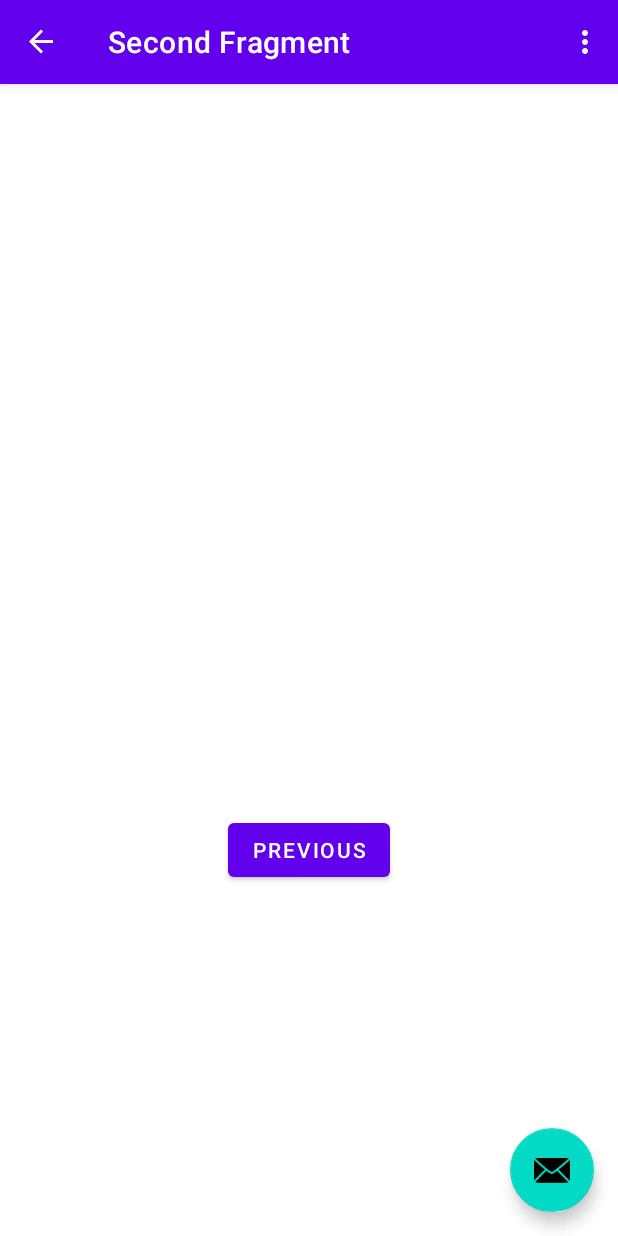
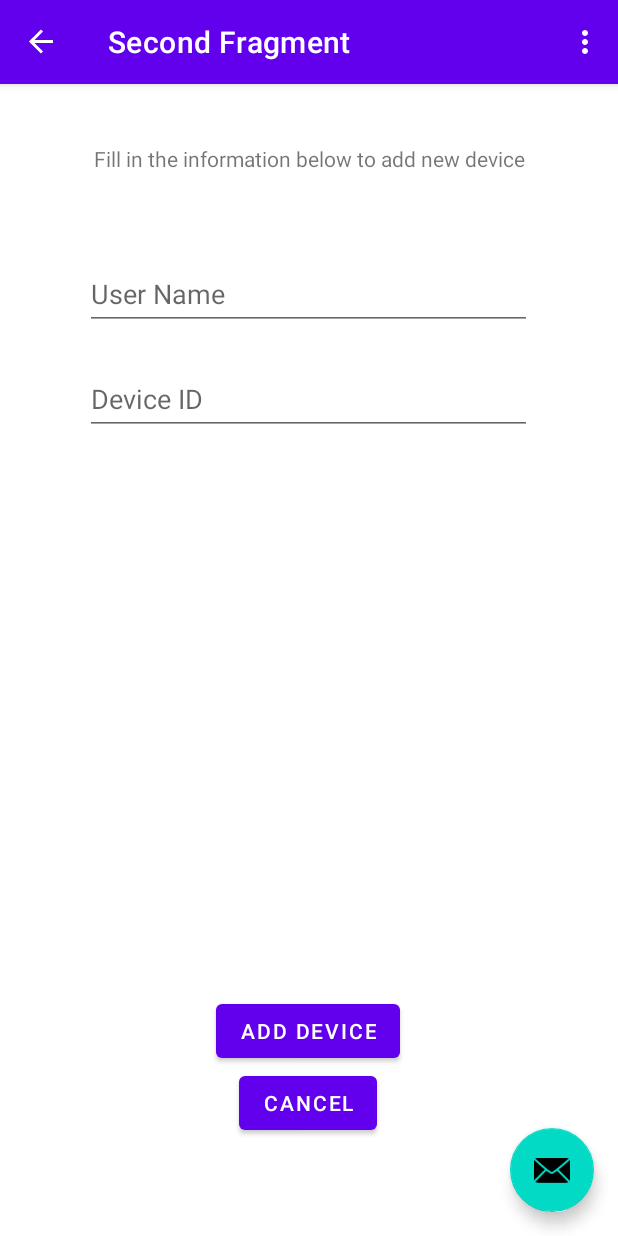
Before and after one commit to qclalo/capstone, an Android app: the InstructionMenuFragment screen opened through its navigation route, on a phone screen of 412 x 824 dp. Run offline under Robolectric (Android 15) with nearby library versions, the phone set to English and light mode, and no system bars; our stand-ins replace navigation-ui.

Commit message:
Updated second fragment to have text inputs and added a button for canceling/adding a new device. Add device button in second fragment does not do anything currently.

```diff
--- a/NEMoCoDe_App/app/src/main/java/com/example/nemocode_app/InstructionMenuFragment.kt
+++ b/NEMoCoDe_App/app/src/main/java/com/example/nemocode_app/InstructionMenuFragment.kt
@@ -32,7 +32,7 @@ class InstructionMenuFragment : Fragment() {
     override fun onViewCreated(view: View, savedInstanceState: Bundle?) {
         super.onViewCreated(view, savedInstanceState)
 
-        binding.buttonSecond.setOnClickListener {
+        binding.cancelButton.setOnClickListener {
             findNavController().navigate(R.id.action_SecondFragment_to_FirstFragment)
         }
     }
--- a/NEMoCoDe_App/app/src/main/java/com/example/nemocode_app/MainActivity.kt
+++ b/NEMoCoDe_App/app/src/main/java/com/example/nemocode_app/MainActivity.kt
@@ -9,7 +9,10 @@ import androidx.navigation.ui.navigateUp
 import androidx.navigation.ui.setupActionBarWithNavController
 import android.view.Menu
 import android.view.MenuItem
+import android.widget.EditText
+import android.widget.TextView
 import com.example.nemocode_app.databinding.ActivityMainBinding
+import com.google.android.material.textfield.TextInputEditText
 
 class MainActivity : AppCompatActivity() {
 
--- a/NEMoCoDe_App/app/src/main/res/layout/fragment_instruction_menu.xml
+++ b/NEMoCoDe_App/app/src/main/res/layout/fragment_instruction_menu.xml
@@ -6,22 +6,63 @@
     android:layout_height="match_parent"
     tools:context=".InstructionMenuFragment">
 
-    <TextView
-        android:id="@+id/textview_second"
+    <Button
+        android:id="@+id/cancel_button"
         android:layout_width="wrap_content"
         android:layout_height="wrap_content"
-        app:layout_constraintBottom_toTopOf="@id/button_second"
+        android:text="@string/cancel_add_device"
+        app:layout_constraintBottom_toBottomOf="parent"
+        app:layout_constraintEnd_toEndOf="parent"
+        app:layout_constraintHorizontal_bias="0.498"
+        app:layout_constraintStart_toStartOf="parent"
+        app:layout_constraintTop_toTopOf="parent"
+        app:layout_constraintVertical_bias="0.91" />
+
+    <com.google.android.material.textfield.TextInputEditText
+        android:id="@+id/textInputEditText"
+        android:layout_width="298dp"
+        android:layout_height="48dp"
+        android:hint="@string/user_name"
+        app:layout_constraintBottom_toTopOf="@+id/cancel_button"
+        app:layout_constraintEnd_toEndOf="parent"
+        app:layout_constraintHorizontal_bias="0.495"
+        app:layout_constraintStart_toStartOf="parent"
+        app:layout_constraintTop_toBottomOf="@+id/fill_in_info"
+        app:layout_constraintVertical_bias="0.103" />
+
+    <com.google.android.material.textfield.TextInputEditText
+        android:id="@+id/textInputEditText2"
+        android:layout_width="298dp"
+        android:layout_height="48dp"
+        android:hint="@string/device_id"
+        android:inputType="number"
+        app:layout_constraintBottom_toTopOf="@+id/cancel_button"
+        app:layout_constraintEnd_toEndOf="parent"
+        app:layout_constraintHorizontal_bias="0.495"
+        app:layout_constraintStart_toStartOf="parent"
+        app:layout_constraintTop_toBottomOf="@+id/textInputEditText"
+        app:layout_constraintVertical_bias="0.05" />
+
+    <TextView
+        android:id="@+id/fill_in_info"
+        android:layout_width="wrap_content"
+        android:layout_height="wrap_content"
+        android:layout_marginTop="40dp"
+        android:text="@string/add_new_device"
         app:layout_constraintEnd_toEndOf="parent"
         app:layout_constraintStart_toStartOf="parent"
         app:layout_constraintTop_toTopOf="parent" />
 
     <Button
-        android:id="@+id/button_second"
+        android:id="@+id/add_device_confirm"
         android:layout_width="wrap_content"
         android:layout_height="wrap_content"
-        android:text="@string/previous"
-        app:layout_constraintBottom_toBottomOf="parent"
+        android:text="@string/add_device"
+        app:layout_constraintBottom_toTopOf="@+id/cancel_button"
         app:layout_constraintEnd_toEndOf="parent"
+        app:layout_constraintHorizontal_bias="0.498"
         app:layout_constraintStart_toStartOf="parent"
-        app:layout_constraintTop_toBottomOf="@id/textview_second" />
+        app:layout_constraintTop_toTopOf="parent"
+        app:layout_constraintVertical_bias="1.0" />
+
 </androidx.constraintlayout.widget.ConstraintLayout>
--- a/NEMoCoDe_App/app/src/main/res/layout/fragment_main_menu.xml
+++ b/NEMoCoDe_App/app/src/main/res/layout/fragment_main_menu.xml
@@ -10,22 +10,22 @@
         android:id="@+id/textview_first"
         android:layout_width="wrap_content"
         android:layout_height="wrap_content"
-        android:text="@string/hello_first_fragment"
+        android:text="@string/no_devices_connected"
         app:layout_constraintBottom_toBottomOf="parent"
         app:layout_constraintEnd_toEndOf="parent"
-        app:layout_constraintHorizontal_bias="0.498"
+        app:layout_constraintHorizontal_bias="0.497"
         app:layout_constraintStart_toStartOf="parent"
-        app:layout_constraintTop_toBottomOf="@+id/button_first" />
+        app:layout_constraintTop_toBottomOf="@+id/button_first"
+        app:layout_constraintVertical_bias="0.373" />
 
     <Button
         android:id="@+id/button_first"
         android:layout_width="wrap_content"
         android:layout_height="wrap_content"
-        android:text="@string/next"
+        android:text="@string/add_device"
         app:layout_constraintBottom_toBottomOf="parent"
         app:layout_constraintEnd_toEndOf="parent"
-        app:layout_constraintHorizontal_bias="0.498"
         app:layout_constraintStart_toStartOf="parent"
         app:layout_constraintTop_toTopOf="parent"
-        app:layout_constraintVertical_bias="0.076" />
+        app:layout_constraintVertical_bias="0.06" />
 </androidx.constraintlayout.widget.ConstraintLayout>
--- a/NEMoCoDe_App/app/src/main/res/values/strings.xml
+++ b/NEMoCoDe_App/app/src/main/res/values/strings.xml
@@ -4,9 +4,12 @@
     <!-- Strings used for fragments for navigation -->
     <string name="first_fragment_label">First Fragment</string>
     <string name="second_fragment_label">Second Fragment</string>
-    <string name="next">Next</string>
-    <string name="previous">Previous</string>
+    <string name="add_device">Add Device</string>
+    <string name="cancel_add_device">Cancel</string>
+    <string name="add_new_device">Fill in the information below to add new device</string>
 
-    <string name="hello_first_fragment">Hello first fragment</string>
+    <string name="no_devices_connected">No devices are currently connected</string>
     <string name="hello_second_fragment">Hello second fragment. Arg: %1$s</string>
+    <string name="user_name">User Name</string>
+    <string name="device_id">Device ID</string>
 </resources>
```
